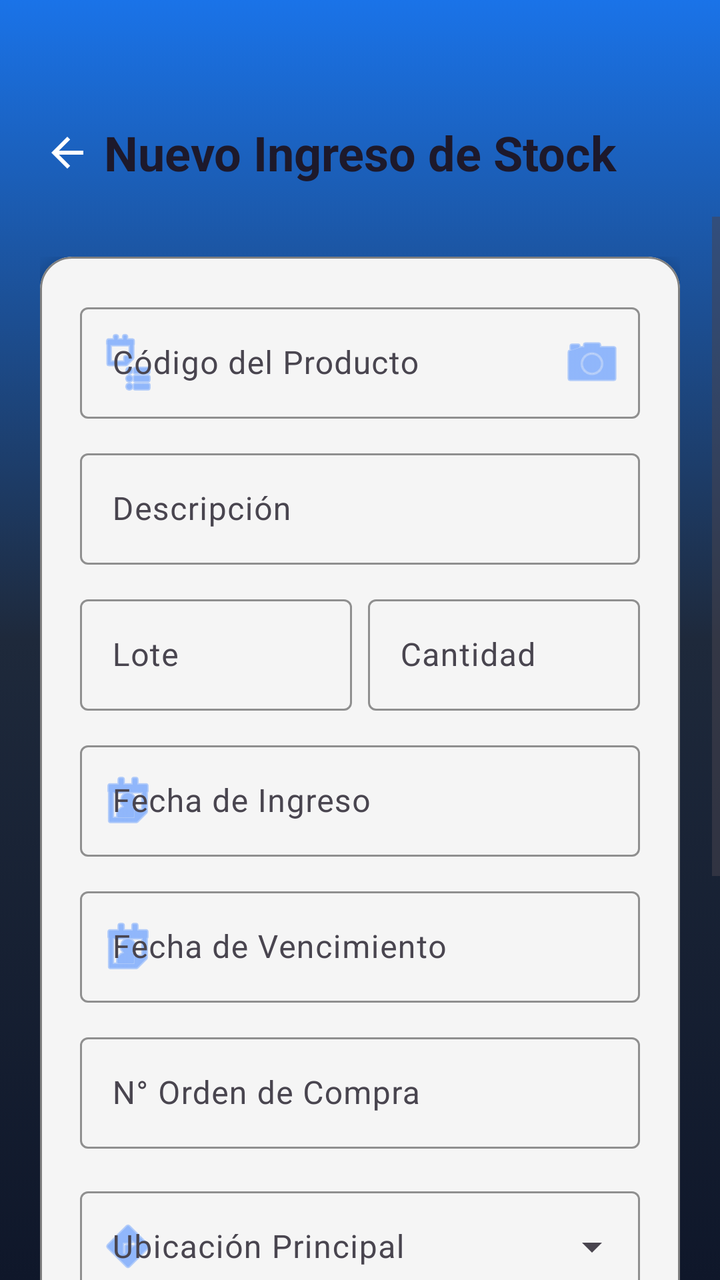
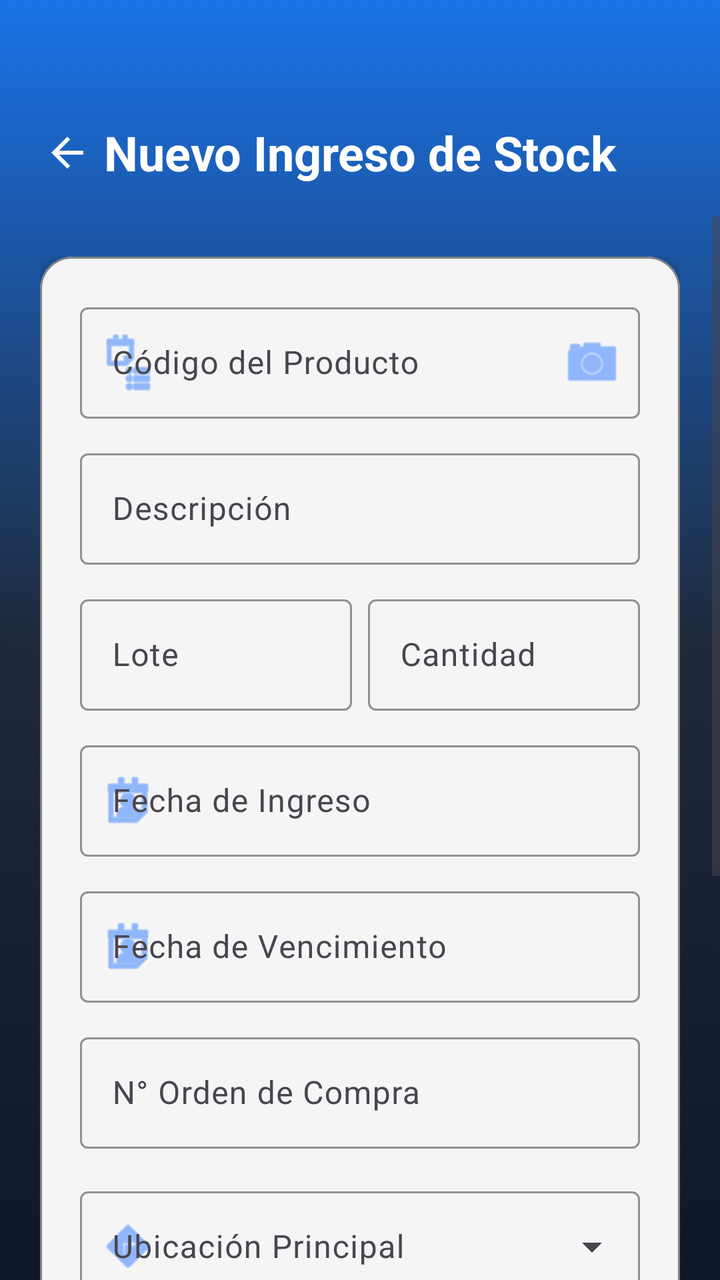

Compare the two renders of this Android layout. The source of the first and the diff that turns it into the second are given below.
<!-- AndroidManifest.xml: application theme Theme.InventarioApp -->
<!-- res/layout/activity_ingreso_stock.xml -->
<?xml version="1.0" encoding="utf-8"?>
<androidx.constraintlayout.widget.ConstraintLayout xmlns:android="http://schemas.android.com/apk/res/android"
    xmlns:app="http://schemas.android.com/apk/res-auto"
    xmlns:tools="http://schemas.android.com/tools"
    android:layout_width="match_parent"
    android:layout_height="match_parent"
    android:background="@drawable/fondo_degradado">

    
    <TextView
        android:id="@+id/tvTitulo"
        android:layout_width="wrap_content"
        android:layout_height="wrap_content"
        android:layout_marginTop="60dp"
        android:gravity="center"
        android:text="@string/title_nuevo_ingreso"
        android:textColor="?attr/colorOnSecondaryContainer"
        android:textSize="24sp"
        android:textStyle="bold"
        app:layout_constraintEnd_toEndOf="parent"
        app:layout_constraintStart_toStartOf="parent"
        app:layout_constraintTop_toTopOf="parent" />

    <ImageButton
        android:id="@+id/btnBack"
        android:layout_width="51dp"
        android:layout_height="56dp"
        android:layout_marginStart="8dp"
        android:background="?attr/selectableItemBackgroundBorderless"
        android:contentDescription="Volver"
        android:elevation="8dp"
        android:padding="12dp"
        android:src="@drawable/ic_back"
        app:layout_constraintBottom_toBottomOf="@id/tvTitulo"
        app:layout_constraintStart_toStartOf="parent"
        app:layout_constraintTop_toTopOf="@id/tvTitulo"
        app:tint="@color/white" />

    
    <ScrollView
        android:layout_width="match_parent"
        android:layout_height="0dp"
        android:layout_marginTop="16dp"
        android:fillViewport="true"
        app:layout_constraintBottom_toBottomOf="parent"
        app:layout_constraintTop_toBottomOf="@id/tvTitulo">

        <LinearLayout
            android:layout_width="match_parent"
            android:layout_height="wrap_content"
            android:orientation="vertical"
            android:padding="20dp">

            <com.google.android.material.card.MaterialCardView
                android:id="@+id/cardForm"
                android:layout_width="match_parent"
                android:layout_height="wrap_content"
                app:cardCornerRadius="16dp"
                app:cardElevation="4dp"
                app:cardBackgroundColor="@color/smoke_white"
                app:strokeWidth="1dp"
                app:strokeColor="@color/gray">

                <LinearLayout
                    android:layout_width="match_parent"
                    android:layout_height="wrap_content"
                    android:orientation="vertical"
                    android:padding="20dp">

                    <com.google.android.material.textfield.TextInputLayout
                        android:id="@+id/tilCodigo"
                        style="@style/Widget.Material3.TextInputLayout.OutlinedBox"
                        android:layout_width="match_parent"
                        android:layout_height="wrap_content"
                        android:hint="@string/hint_codigo_prod"
                        app:startIconDrawable="@android:drawable/ic_menu_agenda"
                        app:endIconMode="custom"
                        app:endIconDrawable="@android:drawable/ic_menu_camera"
                        app:endIconTint="@color/primary"
                        app:hintTextColor="@color/black"
                        app:placeholderTextColor="@color/black"
                        app:startIconTint="@color/primary"
                        app:boxStrokeColor="@color/primary">

                        <com.google.android.material.textfield.TextInputEditText
                            android:id="@+id/etCodigo3"
                            android:layout_width="match_parent"
                            android:layout_height="wrap_content"
                            android:inputType="text"
                            android:textColor="@color/black" />
                    </com.google.android.material.textfield.TextInputLayout>

                    <com.google.android.material.textfield.TextInputLayout
                        android:id="@+id/tilDescripcion"
                        style="@style/Widget.Material3.TextInputLayout.OutlinedBox"
                        android:layout_width="match_parent"
                        android:layout_height="wrap_content"
                        android:layout_marginTop="12dp"
                        android:hint="@string/hint_descripcion"
                        app:hintTextColor="@color/black"
                        app:boxStrokeColor="@color/primary">

                        <com.google.android.material.textfield.TextInputEditText
                            android:id="@+id/etDescripcion3"
                            android:layout_width="match_parent"
                            android:layout_height="wrap_content"
                            android:textColor="@color/black"
                            android:inputType="text" />
                    </com.google.android.material.textfield.TextInputLayout>

                    <LinearLayout
                        android:layout_width="match_parent"
                        android:layout_height="wrap_content"
                        android:layout_marginTop="12dp"
                        android:orientation="horizontal">

                        <com.google.android.material.textfield.TextInputLayout
                            android:id="@+id/tilLote"
                            style="@style/Widget.Material3.TextInputLayout.OutlinedBox"
                            android:layout_width="0dp"
                            android:layout_height="wrap_content"
                            android:layout_weight="1"
                            android:layout_marginEnd="8dp"
                            android:hint="@string/label_lote"
                            app:hintTextColor="@color/black"
                            app:boxStrokeColor="@color/primary">

                            <com.google.android.material.textfield.TextInputEditText
                                android:id="@+id/etLote3"
                                android:layout_width="match_parent"
                                android:layout_height="wrap_content"
                                android:textColor="@color/black"
                                android:inputType="text" />
                        </com.google.android.material.textfield.TextInputLayout>

                        <com.google.android.material.textfield.TextInputLayout
                            android:id="@+id/tilCantidad"
                            style="@style/Widget.Material3.TextInputLayout.OutlinedBox"
                            android:layout_width="0dp"
                            android:layout_height="wrap_content"
                            android:layout_weight="1"
                            android:hint="@string/label_cantidad"
                            app:hintTextColor="@color/black"
                            app:boxStrokeColor="@color/primary">

                            <com.google.android.material.textfield.TextInputEditText
                                android:id="@+id/etCantidad3"
                                android:layout_width="match_parent"
                                android:layout_height="wrap_content"
                                android:textColor="@color/black"
                                android:inputType="number" />
                        </com.google.android.material.textfield.TextInputLayout>
                    </LinearLayout>

                    <com.google.android.material.textfield.TextInputLayout
                        android:id="@+id/tilFechaIngreso"
                        style="@style/Widget.Material3.TextInputLayout.OutlinedBox"
                        android:layout_width="match_parent"
                        android:layout_height="wrap_content"
                        android:layout_marginTop="12dp"
                        android:hint="@string/hint_fecha_ingreso"
                        app:startIconDrawable="@android:drawable/ic_menu_my_calendar"
                        app:hintTextColor="@color/black"
                        app:startIconTint="@color/primary"
                        app:boxStrokeColor="@color/primary">

                        <com.google.android.material.textfield.TextInputEditText
                            android:id="@+id/etFechaIngreso"
                            android:layout_width="match_parent"
                            android:layout_height="wrap_content"
                            android:textColor="@color/black"
                            android:focusable="false"
                            android:clickable="true"
                            android:inputType="date" />
                    </com.google.android.material.textfield.TextInputLayout>

                    <com.google.android.material.textfield.TextInputLayout
                        android:id="@+id/tilFechaVencimiento"
                        style="@style/Widget.Material3.TextInputLayout.OutlinedBox"
                        android:layout_width="match_parent"
                        android:layout_height="wrap_content"
                        android:layout_marginTop="12dp"
                        android:hint="@string/hint_fecha_vencimiento"
                        app:startIconDrawable="@android:drawable/ic_menu_my_calendar"
                        app:hintTextColor="@color/black"
                        app:startIconTint="@color/primary"
                        app:boxStrokeColor="@color/primary">

                        <com.google.android.material.textfield.TextInputEditText
                            android:id="@+id/etFechaVencimiento"
                            android:layout_width="match_parent"
                            android:layout_height="wrap_content"
                            android:textColor="@color/black"
                            android:focusable="false"
                            android:clickable="true"
                            android:inputType="date" />
                    </com.google.android.material.textfield.TextInputLayout>

                    <com.google.android.material.textfield.TextInputLayout
                        android:id="@+id/tilOrdenCompra"
                        style="@style/Widget.Material3.TextInputLayout.OutlinedBox"
                        android:layout_width="match_parent"
                        android:layout_height="wrap_content"
                        android:layout_marginTop="12dp"
                        android:hint="@string/hint_orden_compra"
                        app:hintTextColor="@color/black"
                        app:boxStrokeColor="@color/primary">

                        <com.google.android.material.textfield.TextInputEditText
                            android:id="@+id/etOrdenCompra"
                            android:layout_width="match_parent"
                            android:layout_height="wrap_content"
                            android:textColor="@color/black"
                            android:inputType="number" />
                    </com.google.android.material.textfield.TextInputLayout>

                    <com.google.android.material.textfield.TextInputLayout
                        android:id="@+id/tilUbicacion"
                        style="@style/Widget.Material3.TextInputLayout.OutlinedBox.ExposedDropdownMenu"
                        android:layout_width="match_parent"
                        android:layout_height="wrap_content"
                        android:layout_marginTop="16dp"
                        android:hint="@string/label_ubicacion_principal"
                        app:hintTextColor="@color/black"
                        app:startIconDrawable="@android:drawable/ic_menu_directions"
                        app:startIconTint="@color/primary"
                        app:boxStrokeColor="@color/primary">

                        <com.google.android.material.textfield.MaterialAutoCompleteTextView
                            android:id="@+id/spinnerUbicacion"
                            android:layout_width="match_parent"
                            android:layout_height="wrap_content"
                            android:inputType="none"
                            android:textColor="@color/black" />
                    </com.google.android.material.textfield.TextInputLayout>

                    <com.google.android.material.textfield.TextInputLayout
                        android:id="@+id/tilUbicacionDetallada"
                        style="@style/Widget.Material3.TextInputLayout.OutlinedBox.ExposedDropdownMenu"
                        android:layout_width="match_parent"
                        android:layout_height="wrap_content"
                        android:layout_marginTop="12dp"
                        android:hint="@string/label_ubicacion_detallada"
                        app:hintTextColor="@color/black"
                        app:startIconDrawable="@android:drawable/ic_menu_mapmode"
                        app:startIconTint="@color/primary"
                        app:boxStrokeColor="@color/primary">

                        <com.google.android.material.textfield.MaterialAutoCompleteTextView
                            android:id="@+id/spinnerUbicacionDetallada"
                            android:layout_width="match_parent"
                            android:layout_height="wrap_content"
                            android:inputType="none"
                            android:textColor="@color/black" />
                    </com.google.android.material.textfield.TextInputLayout>

                    
                    <com.google.android.material.button.MaterialButton
                        android:id="@+id/buttonIngresar"
                        android:layout_width="match_parent"
                        android:layout_height="wrap_content"
                        android:layout_marginTop="24dp"
                        android:padding="16dp"
                        android:text="@string/btn_ingresar_producto"
                        android:textSize="16sp"
                        app:cornerRadius="12dp" />

                    <com.google.android.material.button.MaterialButton
                        android:id="@+id/buttonSalir1"
                        style="@style/Widget.Material3.Button.TextButton"
                        android:layout_width="match_parent"
                        android:layout_height="wrap_content"
                        android:layout_marginTop="8dp"
                        android:text="@string/btn_cancelar_volver"
                        android:textColor="@color/gray" />

                </LinearLayout>
            </com.google.android.material.card.MaterialCardView>

            
            <View
                android:layout_width="match_parent"
                android:layout_height="60dp" />

        </LinearLayout>
    </ScrollView>

</androidx.constraintlayout.widget.ConstraintLayout>
<!-- resources referenced by this layout -->
<resources>
  <color name="black">#FF000000</color>
  <color name="gray">#FF808080</color>
  <color name="primary">#4D8DFF</color>
  <color name="smoke_white">#F5F5F5</color>
  <color name="white">#FFFFFFFF</color>
  <!-- drawable fondo_degradado (drawable) -->
  <?xml version="1.0" encoding="utf-8"?>
  <selector xmlns:android="http://schemas.android.com/apk/res/android">
      <item>
          <shape android:shape="rectangle">
              <gradient
                  android:angle="270"
                  android:startColor="@color/grad_start"
                  android:centerColor="@color/surface"
                  android:endColor="#0F172A" />
          </shape>
      </item>
  </selector>
  <!-- drawable ic_back (drawable) -->
  <vector xmlns:android="http://schemas.android.com/apk/res/android"
      android:width="24dp"
      android:height="24dp"
      android:viewportWidth="24"
      android:viewportHeight="24">
    <path
        android:fillColor="#FFFFFF"
        android:pathData="M20,11H7.83l5.59,-5.59L12,4l-8,8 8,8 1.41,-1.41L7.83,13H20v-2z"/>
  </vector>
  <string name="btn_cancelar_volver">Cancelar y Volver</string>
  <string name="btn_ingresar_producto">INGRESAR PRODUCTO</string>
  <string name="hint_codigo_prod">Código del Producto</string>
  <string name="hint_descripcion">Descripción</string>
  <string name="hint_fecha_ingreso">Fecha de Ingreso</string>
  <string name="hint_fecha_vencimiento">Fecha de Vencimiento</string>
  <string name="hint_orden_compra">N° Orden de Compra</string>
  <string name="label_cantidad">Cantidad</string>
  <string name="label_lote">Lote</string>
  <string name="label_ubicacion_detallada">Ubicación Detallada</string>
  <string name="label_ubicacion_principal">Ubicación Principal</string>
  <string name="title_nuevo_ingreso">Nuevo Ingreso de Stock</string>
  <style name="Theme.InventarioApp" parent="Theme.Material3.Light.NoActionBar">
          
          <item name="colorPrimary">@color/primary</item>
          <item name="colorOnPrimary">@color/white</item>
          <item name="colorPrimaryContainer">@color/primary_variant</item>
          <item name="colorOnPrimaryContainer">@color/white</item>
          <item name="colorSecondary">@color/secondary</item>
          <item name="android:statusBarColor">#0F172A</item>
          <item name="android:windowBackground">@drawable/fondo_degradado</item>
  
          
          <item name="textInputStyle">@style/Widget.Material3.TextInputLayout.OutlinedBox</item>
      </style>
  <color name="grad_start">#1A73E8</color>
  <color name="surface">#1E293B</color>
  <color name="primary_variant">#1A73E8</color>
  <color name="secondary">#34A853</color>
</resources>

<!-- the commit's change to res/layout/activity_ingreso_stock.xml (unified diff, before → after) -->
@@ -14,7 +14,7 @@
         android:layout_marginTop="60dp"
         android:gravity="center"
         android:text="@string/title_nuevo_ingreso"
-        android:textColor="?attr/colorOnSecondaryContainer"
+        android:textColor="@color/white"
         android:textSize="24sp"
         android:textStyle="bold"
         app:layout_constraintEnd_toEndOf="parent"
@@ -105,7 +105,9 @@
                             android:layout_width="match_parent"
                             android:layout_height="wrap_content"
                             android:textColor="@color/black"
-                            android:inputType="text" />
+                            android:inputType="textMultiLine"
+                            android:maxLines="3"
+                            android:scrollbars="vertical" />
                     </com.google.android.material.textfield.TextInputLayout>
 
                     <LinearLayout
